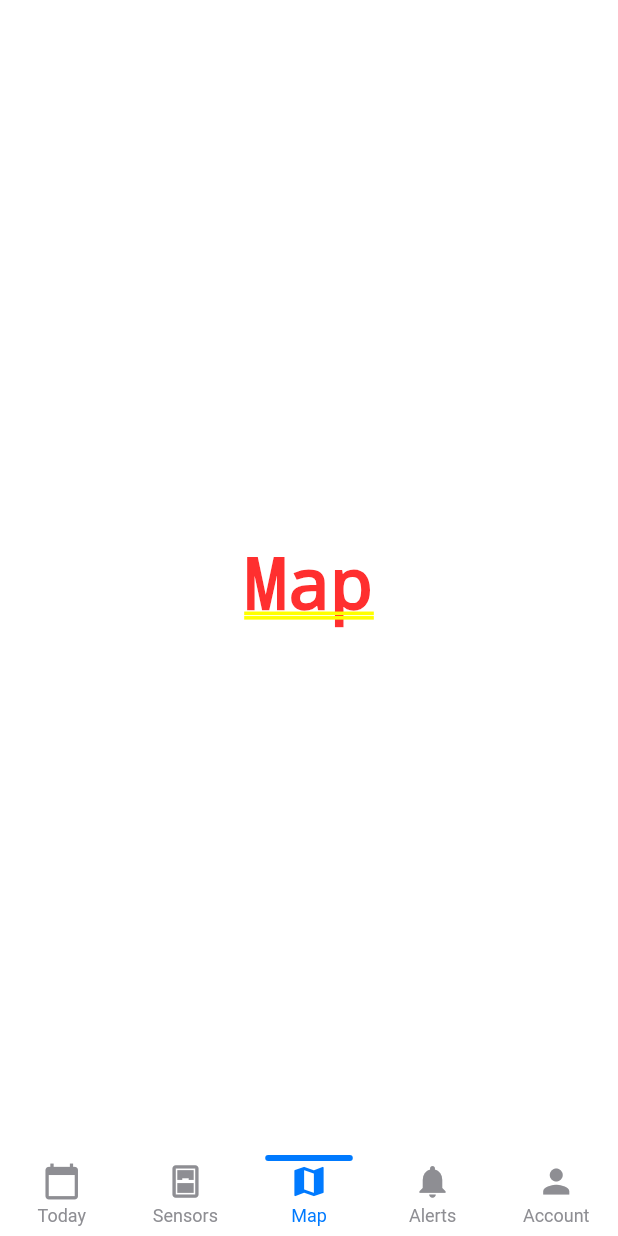
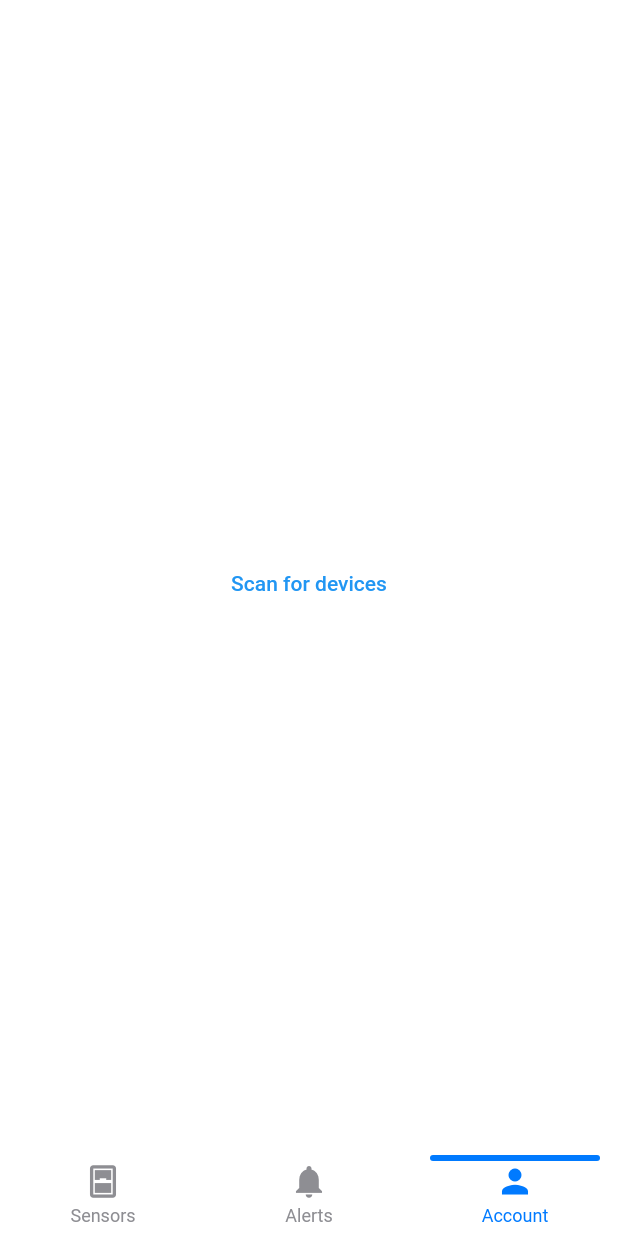
Before and after one commit to tshuenhau/pycnomobile, a Flutter app: the screen it shows after launch, item 3 of the bottom bar chosen, on a phone screen of 412 x 824 dp. Run offline on Flutter 3.47's test engine with Material 2 defaults, Android fonts, the phone set to English and light mode, and no system bars; drawn by our look-alikes of persistent_bottom_nav_bar; our stand-ins replace auto_size_text, fl_chart, flutter_blue, font_awesome_flutter, get, hive and 1 more; accounts and stored records are empty; network calls fail; statements that could not run were skipped.

Commit message:
removed today and map from bottom nav bar

```diff
--- a/lib/App.dart
+++ b/lib/App.dart
@@ -20,9 +20,9 @@ class _AppState extends State<App> {
 //Screens for each nav items.
   List<Widget> _NavScreens() {
     return [
-      TodayPage(),
+      //TodayPage(),
       SensorListPage(),
-      MapPage(),
+      //MapPage(),
       AlertsPage(),
       AccountPage(),
     ];
@@ -30,18 +30,18 @@ class _AppState extends State<App> {
 
   List<PersistentBottomNavBarItem> _navBarsItems() {
     return [
-      PersistentBottomNavBarItem(
-        icon: Icon(Icons.calendar_today),
-        title: 'Today',
-      ),
+      // PersistentBottomNavBarItem(
+      //   icon: Icon(Icons.calendar_today),
+      //   title: 'Today',
+      // ),
       PersistentBottomNavBarItem(
         icon: Icon(Icons.sensor_window),
         title: 'Sensors',
       ),
-      PersistentBottomNavBarItem(
-        icon: Icon(Icons.map),
-        title: 'Map',
-      ),
+      // PersistentBottomNavBarItem(
+      //   icon: Icon(Icons.map),
+      //   title: 'Map',
+      // ),
       PersistentBottomNavBarItem(
         icon: Icon(Icons.notifications),
         title: 'Alerts',
```
